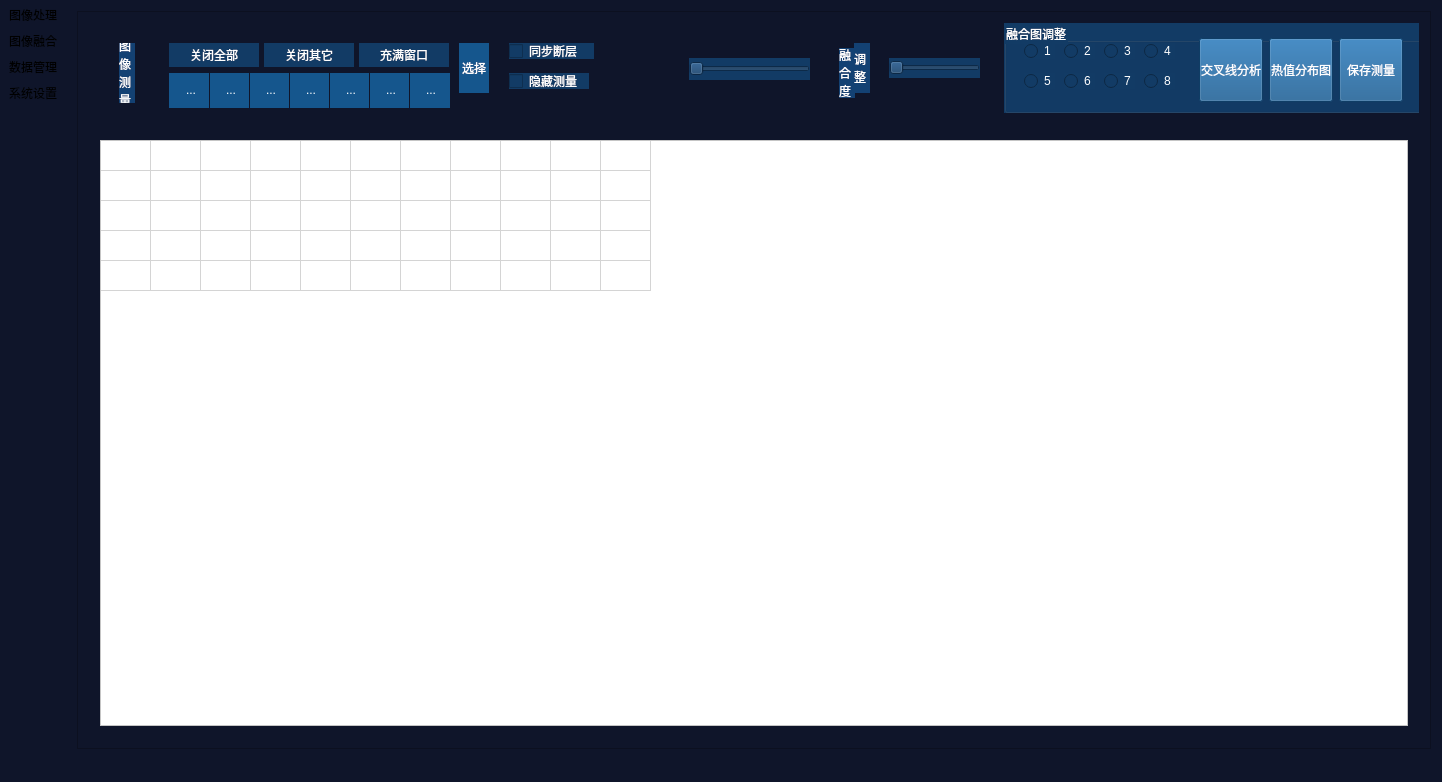
seafrog1984/QTIRProc, file IRProc/IRProc/IRProc.ui: the form before one commit.
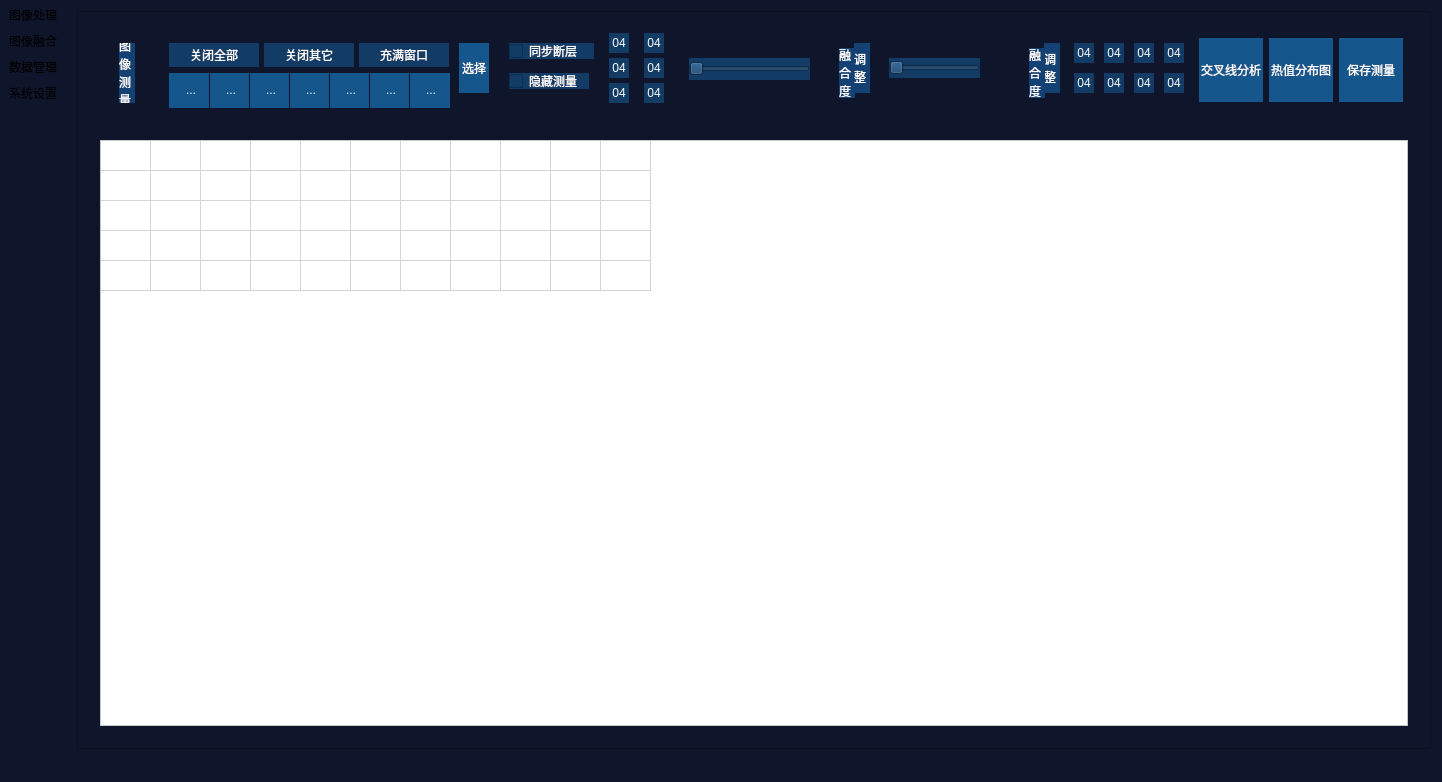
The form after the commit. Icons and pictures are not drawn. Custom widgets are drawn as their Qt base class.

```diff
--- a/IRProc/IRProc/IRProc.ui
+++ b/IRProc/IRProc/IRProc.ui
@@ -851,6 +851,240 @@
               <set>Qt::AlignLeading|Qt::AlignLeft|Qt::AlignVCenter</set>
              </property>
             </widget>
+            <widget class="QToolButton" name="toolButton_40">
+             <property name="geometry">
+              <rect>
+               <x>520</x>
+               <y>10</y>
+               <width>20</width>
+               <height>20</height>
+              </rect>
+             </property>
+             <property name="minimumSize">
+              <size>
+               <width>20</width>
+               <height>20</height>
+              </size>
+             </property>
+             <property name="maximumSize">
+              <size>
+               <width>20</width>
+               <height>20</height>
+              </size>
+             </property>
+             <property name="styleSheet">
+              <string notr="true">background-color: rgb(18, 59, 101);
+background-image: url();</string>
+             </property>
+             <property name="text">
+              <string>04</string>
+             </property>
+             <property name="icon">
+              <iconset resource="IRProc.qrc">
+               <normaloff>:/IRProc/ImageProc04-Sel</normaloff>:/IRProc/ImageProc04-Sel</iconset>
+             </property>
+             <property name="iconSize">
+              <size>
+               <width>20</width>
+               <height>20</height>
+              </size>
+             </property>
+            </widget>
+            <widget class="QToolButton" name="toolButton_41">
+             <property name="geometry">
+              <rect>
+               <x>520</x>
+               <y>35</y>
+               <width>20</width>
+               <height>20</height>
+              </rect>
+             </property>
+             <property name="minimumSize">
+              <size>
+               <width>20</width>
+               <height>20</height>
+              </size>
+             </property>
+             <property name="maximumSize">
+              <size>
+               <width>20</width>
+               <height>20</height>
+              </size>
+             </property>
+             <property name="styleSheet">
+              <string notr="true">background-color: rgb(18, 59, 101);
+background-image: url();</string>
+             </property>
+             <property name="text">
+              <string>04</string>
+             </property>
+             <property name="icon">
+              <iconset resource="IRProc.qrc">
+               <normaloff>:/IRProc/ImageProc05-Sel</normaloff>:/IRProc/ImageProc05-Sel</iconset>
+             </property>
+             <property name="iconSize">
+              <size>
+               <width>20</width>
+               <height>20</height>
+              </size>
+             </property>
+            </widget>
+            <widget class="QToolButton" name="toolButton_42">
+             <property name="geometry">
+              <rect>
+               <x>520</x>
+               <y>60</y>
+               <width>20</width>
+               <height>20</height>
+              </rect>
+             </property>
+             <property name="minimumSize">
+              <size>
+               <width>20</width>
+               <height>20</height>
+              </size>
+             </property>
+             <property name="maximumSize">
+              <size>
+               <width>20</width>
+               <height>20</height>
+              </size>
+             </property>
+             <property name="styleSheet">
+              <string notr="true">background-color: rgb(18, 59, 101);
+background-image: url();</string>
+             </property>
+             <property name="text">
+              <string>04</string>
+             </property>
+             <property name="icon">
+              <iconset resource="IRProc.qrc">
+               <normaloff>:/IRProc/ImageProc06-Sel</normaloff>:/IRProc/ImageProc06-Sel</iconset>
+             </property>
+             <property name="iconSize">
+              <size>
+               <width>20</width>
+               <height>20</height>
+              </size>
+             </property>
+            </widget>
+            <widget class="QToolButton" name="toolButton_43">
+             <property name="geometry">
+              <rect>
+               <x>555</x>
+               <y>60</y>
+               <width>20</width>
+               <height>20</height>
+              </rect>
+             </property>
+             <property name="minimumSize">
+              <size>
+               <width>20</width>
+               <height>20</height>
+              </size>
+             </property>
+             <property name="maximumSize">
+              <size>
+               <width>20</width>
+               <height>20</height>
+              </size>
+             </property>
+             <property name="styleSheet">
+              <string notr="true">background-color: rgb(18, 59, 101);
+background-image: url();</string>
+             </property>
+             <property name="text">
+              <string>04</string>
+             </property>
+             <property name="icon">
+              <iconset resource="IRProc.qrc">
+               <normaloff>:/IRProc/ImageProc12-Sel</normaloff>:/IRProc/ImageProc12-Sel</iconset>
+             </property>
+             <property name="iconSize">
+              <size>
+               <width>20</width>
+               <height>20</height>
+              </size>
+             </property>
+            </widget>
+            <widget class="QToolButton" name="toolButton_44">
+             <property name="geometry">
+              <rect>
+               <x>555</x>
+               <y>35</y>
+               <width>20</width>
+               <height>20</height>
+              </rect>
+             </property>
+             <property name="minimumSize">
+              <size>
+               <width>20</width>
+               <height>20</height>
+              </size>
+             </property>
+             <property name="maximumSize">
+              <size>
+               <width>20</width>
+               <height>20</height>
+              </size>
+             </property>
+             <property name="styleSheet">
+              <string notr="true">background-color: rgb(18, 59, 101);
+background-image: url();</string>
+             </property>
+             <property name="text">
+              <string>04</string>
+             </property>
+             <property name="icon">
+              <iconset resource="IRProc.qrc">
+               <normaloff>:/IRProc/ImageProc10-Sel</normaloff>:/IRProc/ImageProc10-Sel</iconset>
+             </property>
+             <property name="iconSize">
+              <size>
+               <width>20</width>
+               <height>20</height>
+              </size>
+             </property>
+            </widget>
+            <widget class="QToolButton" name="toolButton_45">
+             <property name="geometry">
+              <rect>
+               <x>555</x>
+               <y>10</y>
+               <width>20</width>
+               <height>20</height>
+              </rect>
+             </property>
+             <property name="minimumSize">
+              <size>
+               <width>20</width>
+               <height>20</height>
+              </size>
+             </property>
+             <property name="maximumSize">
+              <size>
+               <width>20</width>
+               <height>20</height>
+              </size>
+             </property>
+             <property name="styleSheet">
+              <string notr="true">background-color: rgb(18, 59, 101);
+background-image: url();</string>
+             </property>
+             <property name="text">
+              <string>04</string>
+             </property>
+             <property name="icon">
+              <iconset resource="IRProc.qrc">
+               <normaloff>:/IRProc/ImageProc08-Sel</normaloff>:/IRProc/ImageProc08-Sel</iconset>
+             </property>
+             <property name="iconSize">
+              <size>
+               <width>20</width>
+               <height>20</height>
+              </size>
+             </property>
+            </widget>
             <zorder>groupBox_15</zorder>
             <zorder>toolButton_2</zorder>
             <zorder>toolButton_13</zorder>
@@ -990,113 +1224,367 @@
              </size>
             </property>
             <property name="styleSheet">
-             <string notr="true">background-color: rgb(18, 59, 101);</string>
+             <string notr="true">background-image: url(:/IRProc/ImProcMerge-Bg);
+background-color: rgb(15, 21, 42);
+border:0px;</string>
             </property>
             <property name="title">
-             <string>融合图调整</string>
+             <string/>
             </property>
-            <widget class="QRadioButton" name="radioButton_15">
+            <widget class="QLabel" name="label_24">
              <property name="geometry">
               <rect>
-               <x>20</x>
-               <y>50</y>
-               <width>31</width>
-               <height>16</height>
+               <x>40</x>
+               <y>20</y>
+               <width>16</width>
+               <height>50</height>
               </rect>
              </property>
+             <property name="styleSheet">
+              <string notr="true">background-image: url();
+background-color: rgb(19, 65, 115);</string>
+             </property>
              <property name="text">
-              <string>5</string>
+              <string>调
+整</string>
              </property>
+             <property name="alignment">
+              <set>Qt::AlignLeading|Qt::AlignLeft|Qt::AlignVCenter</set>
+             </property>
             </widget>
-            <widget class="QRadioButton" name="radioButton_16">
+            <widget class="QLabel" name="label_23">
              <property name="geometry">
               <rect>
-               <x>100</x>
+               <x>25</x>
+               <y>25</y>
+               <width>16</width>
+               <height>50</height>
+              </rect>
+             </property>
+             <property name="styleSheet">
+              <string notr="true">background-image: url();
+background-color: rgb(19, 65, 115);</string>
+             </property>
+             <property name="text">
+              <string>融
+合
+度
+</string>
+             </property>
+             <property name="alignment">
+              <set>Qt::AlignLeading|Qt::AlignLeft|Qt::AlignVCenter</set>
+             </property>
+            </widget>
+            <widget class="QToolButton" name="toolButton_46">
+             <property name="geometry">
+              <rect>
+               <x>70</x>
                <y>20</y>
-               <width>31</width>
-               <height>16</height>
+               <width>20</width>
+               <height>20</height>
               </rect>
              </property>
+             <property name="minimumSize">
+              <size>
+               <width>20</width>
+               <height>20</height>
+              </size>
+             </property>
+             <property name="maximumSize">
+              <size>
+               <width>20</width>
+               <height>20</height>
+              </size>
+             </property>
+             <property name="styleSheet">
+              <string notr="true">background-color: rgb(18, 59, 101);
+background-image: url();</string>
+             </property>
              <property name="text">
-              <string>3</string>
+              <string>04</string>
              </property>
+             <property name="icon">
+              <iconset resource="IRProc.qrc">
+               <normaloff>:/IRProc/M01-Sel</normaloff>:/IRProc/M01-Sel</iconset>
+             </property>
+             <property name="iconSize">
+              <size>
+               <width>20</width>
+               <height>20</height>
+              </size>
+             </property>
             </widget>
-            <widget class="QRadioButton" name="radioButton_17">
+            <widget class="QToolButton" name="toolButton_47">
              <property name="geometry">
               <rect>
                <x>100</x>
-               <y>50</y>
-               <width>31</width>
-               <height>16</height>
+               <y>20</y>
+               <width>20</width>
+               <height>20</height>
               </rect>
              </property>
+             <property name="minimumSize">
+              <size>
+               <width>20</width>
+               <height>20</height>
+              </size>
+             </property>
+             <property name="maximumSize">
+              <size>
+               <width>20</width>
+               <height>20</height>
+              </size>
+             </property>
+             <property name="styleSheet">
+              <string notr="true">background-color: rgb(18, 59, 101);
+background-image: url();</string>
+             </property>
              <property name="text">
-              <string>7</string>
+              <string>04</string>
              </property>
+             <property name="icon">
+              <iconset resource="IRProc.qrc">
+               <normaloff>:/IRProc/M02</normaloff>:/IRProc/M02</iconset>
+             </property>
+             <property name="iconSize">
+              <size>
+               <width>20</width>
+               <height>20</height>
+              </size>
+             </property>
             </widget>
-            <widget class="QRadioButton" name="radioButton_18">
+            <widget class="QToolButton" name="toolButton_48">
              <property name="geometry">
               <rect>
-               <x>140</x>
+               <x>130</x>
                <y>20</y>
-               <width>31</width>
-               <height>16</height>
+               <width>20</width>
+               <height>20</height>
               </rect>
              </property>
+             <property name="minimumSize">
+              <size>
+               <width>20</width>
+               <height>20</height>
+              </size>
+             </property>
+             <property name="maximumSize">
+              <size>
+               <width>20</width>
+               <height>20</height>
+              </size>
+             </property>
+             <property name="styleSheet">
+              <string notr="true">background-color: rgb(18, 59, 101);
+background-image: url();</string>
+             </property>
              <property name="text">
-              <string>4</string>
+              <string>04</string>
              </property>
+             <property name="icon">
+              <iconset resource="IRProc.qrc">
+               <normaloff>:/IRProc/M03</normaloff>:/IRProc/M03</iconset>
+             </property>
+             <property name="iconSize">
+              <size>
+               <width>20</width>
+               <height>20</height>
+              </size>
+             </property>
             </widget>
-            <widget class="QRadioButton" name="radioButton_19">
+            <widget class="QToolButton" name="toolButton_49">
              <property name="geometry">
               <rect>
-               <x>60</x>
+               <x>160</x>
+               <y>20</y>
+               <width>20</width>
+               <height>20</height>
+              </rect>
+             </property>
+             <property name="minimumSize">
+              <size>
+               <width>20</width>
+               <height>20</height>
+              </size>
+             </property>
+             <property name="maximumSize">
+              <size>
+               <width>20</width>
+               <height>20</height>
+              </size>
+             </property>
+             <property name="styleSheet">
+              <string notr="true">background-color: rgb(18, 59, 101);
+background-image: url();</string>
+             </property>
+             <property name="text">
+              <string>04</string>
+             </property>
+             <property name="icon">
+              <iconset resource="IRProc.qrc">
+               <normaloff>:/IRProc/M04</normaloff>:/IRProc/M04</iconset>
+             </property>
+             <property name="iconSize">
+              <size>
+               <width>20</width>
+               <height>20</height>
+              </size>
+             </property>
+            </widget>
+            <widget class="QToolButton" name="toolButton_50">
+             <property name="geometry">
+              <rect>
+               <x>160</x>
                <y>50</y>
-               <width>31</width>
-               <height>16</height>
+               <width>20</width>
+               <height>20</height>
               </rect>
              </property>
+             <property name="minimumSize">
+              <size>
+               <width>20</width>
+               <height>20</height>
+              </size>
+             </property>
+             <property name="maximumSize">
+              <size>
+               <width>20</width>
+               <height>20</height>
+              </size>
+             </property>
+             <property name="styleSheet">
+              <string notr="true">background-color: rgb(18, 59, 101);
+background-image: url();</string>
+             </property>
              <property name="text">
-              <string>6</string>
+              <string>04</string>
              </property>
+             <property name="icon">
+              <iconset resource="IRProc.qrc">
+               <normaloff>:/IRProc/M08</normaloff>:/IRProc/M08</iconset>
+             </property>
+             <property name="iconSize">
+              <size>
+               <width>20</width>
+               <height>20</height>
+              </size>
+             </property>
             </widget>
-            <widget class="QRadioButton" name="radioButton_20">
+            <widget class="QToolButton" name="toolButton_51">
              <property name="geometry">
               <rect>
-               <x>140</x>
+               <x>100</x>
                <y>50</y>
-               <width>31</width>
-               <height>16</height>
+               <width>20</width>
+               <height>20</height>
               </rect>
              </property>
+             <property name="minimumSize">
+              <size>
+               <width>20</width>
+               <height>20</height>
+              </size>
+             </property>
+             <property name="maximumSize">
+              <size>
+               <width>20</width>
+               <height>20</height>
+              </size>
+             </property>
+             <property name="styleSheet">
+              <string notr="true">background-color: rgb(18, 59, 101);
+background-image: url();</string>
+             </property>
              <property name="text">
-              <string>8</string>
+              <string>04</string>
              </property>
+             <property name="icon">
+              <iconset resource="IRProc.qrc">
+               <normaloff>:/IRProc/M06</normaloff>:/IRProc/M06</iconset>
+             </property>
+             <property name="iconSize">
+              <size>
+               <width>20</width>
+               <height>20</height>
+              </size>
+             </property>
             </widget>
-            <widget class="QRadioButton" name="radioButton_21">
+            <widget class="QToolButton" name="toolButton_52">
              <property name="geometry">
               <rect>
-               <x>20</x>
-               <y>20</y>
-               <width>31</width>
-               <height>16</height>
+               <x>70</x>
+               <y>50</y>
+               <width>20</width>
+               <height>20</height>
               </rect>
              </property>
+             <property name="minimumSize">
+              <size>
+               <width>20</width>
+               <height>20</height>
+              </size>
+             </property>
+             <property name="maximumSize">
+              <size>
+               <width>20</width>
+               <height>20</height>
+              </size>
+             </property>
+             <property name="styleSheet">
+              <string notr="true">background-color: rgb(18, 59, 101);
+background-image: url();</string>
+             </property>
              <property name="text">
-              <string>1</string>
+              <string>04</string>
              </property>
+             <property name="icon">
+              <iconset resource="IRProc.qrc">
+               <normaloff>:/IRProc/M05</normaloff>:/IRProc/M05</iconset>
+             </property>
+             <property name="iconSize">
+              <size>
+               <width>20</width>
+               <height>20</height>
+              </size>
+             </property>
             </widget>
-            <widget class="QRadioButton" name="radioButton_22">
+            <widget class="QToolButton" name="toolButton_53">
              <property name="geometry">
               <rect>
-               <x>60</x>
-               <y>20</y>
-               <width>31</width>
-               <height>16</height>
+               <x>130</x>
+               <y>50</y>
+               <width>20</width>
+               <height>20</height>
               </rect>
              </property>
+             <property name="minimumSize">
+              <size>
+               <width>20</width>
+               <height>20</height>
+              </size>
+             </property>
+             <property name="maximumSize">
+              <size>
+               <width>20</width>
+               <height>20</height>
+              </size>
+             </property>
+             <property name="styleSheet">
+              <string notr="true">background-color: rgb(18, 59, 101);
+background-image: url();</string>
+             </property>
              <property name="text">
-              <string>2</string>
+              <string>04</string>
+             </property>
+             <property name="icon">
+              <iconset resource="IRProc.qrc">
+               <normaloff>:/IRProc/M07</normaloff>:/IRProc/M07</iconset>
+             </property>
+             <property name="iconSize">
+              <size>
+               <width>20</width>
+               <height>20</height>
+              </size>
              </property>
             </widget>
            </widget>
@@ -1123,7 +1611,8 @@
             </property>
             <property name="styleSheet">
              <string notr="true">background-color: rgb(21, 86, 141);
-font: 7pt &quot;宋体&quot;;</string>
+font: 7pt &quot;宋体&quot;;
+border:0px;</string>
             </property>
             <property name="text">
              <string>交叉线分析</string>
@@ -1165,7 +1654,8 @@
             </property>
             <property name="styleSheet">
              <string notr="true">background-color: rgb(21, 86, 141);
-font: 7pt &quot;宋体&quot;;</string>
+font: 7pt &quot;宋体&quot;;
+border:0px;</string>
             </property>
             <property name="text">
              <string>热值分布图</string>
@@ -1206,7 +1696,8 @@
              </size>
             </property>
             <property name="styleSheet">
-             <string notr="true">background-color: rgb(21, 86, 141);</string>
+             <string notr="true">background-color: rgb(21, 86, 141);
+border:0px;</string>
             </property>
             <property name="text">
              <string>保存测量</string>
```
Left out of the diff: 8 changed lines with no effect on the pictures.
